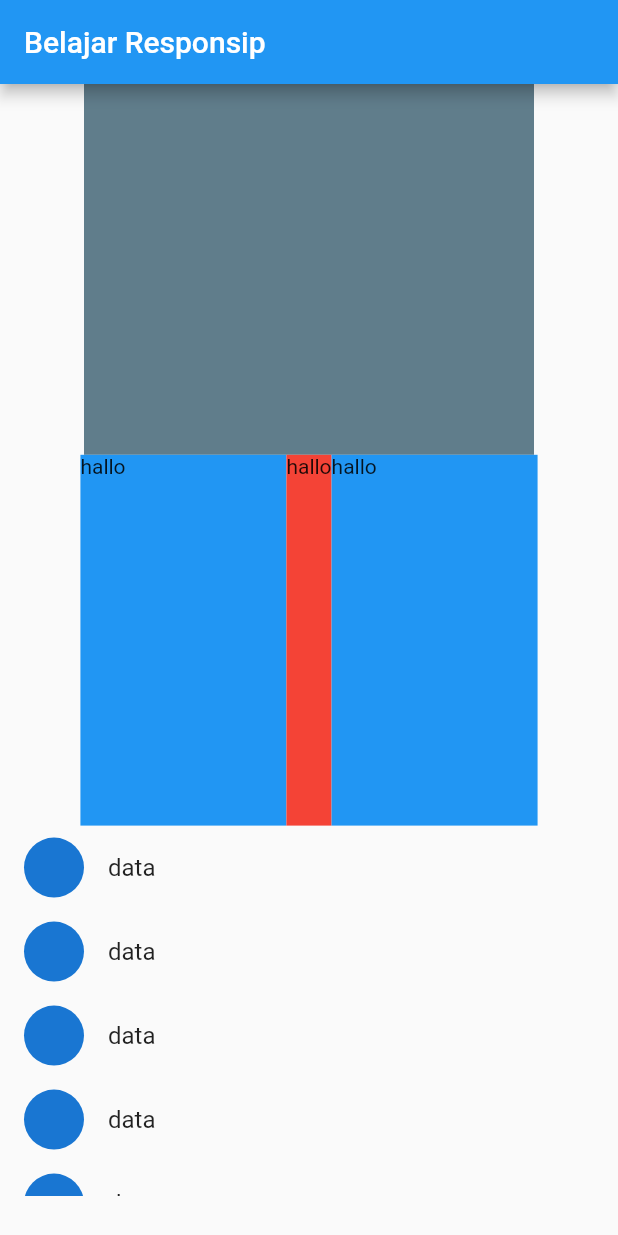
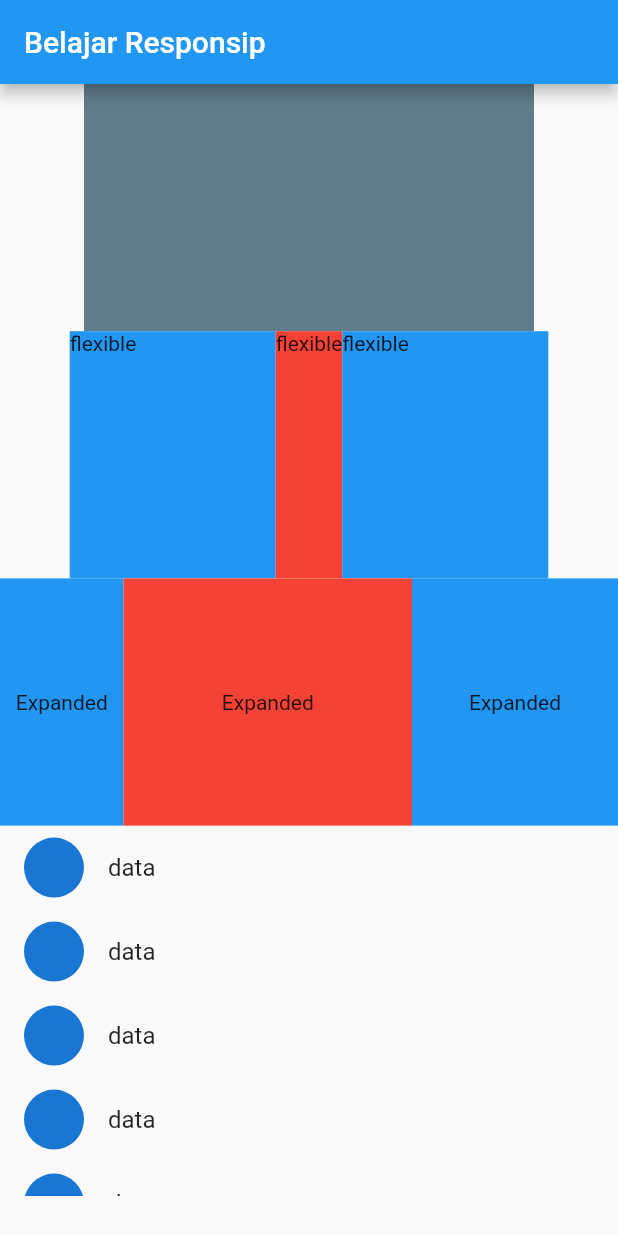
Before and after one commit to Adiaksa31/tugas_Responsive, a Flutter app: the screen it shows after launch, on a phone screen of 412 x 824 dp. Run offline on Flutter 3.47's test engine with Material 2 defaults, Android fonts, the light colour scheme and no system bars.

Commit message:
Mencoba menggunakan expanded pada apk

```diff
--- a/lib/main.dart
+++ b/lib/main.dart
@@ -65,28 +65,55 @@
                         Flexible(
                           fit: FlexFit.tight,
                           child: Container(
-                              height: MediaQueryHeight * 0.3,
+                              height: MediaQueryHeight * 0.2,
                               color: Colors.blue,
                               child: Text("hallo ")),
                         ),
                         Flexible(
                           fit: FlexFit.loose,
                           child: Container(
-                              height: MediaQueryHeight * 0.3,
+                              height: MediaQueryHeight * 0.2,
                               color: Colors.red,
                               child: Text("hallo")),
                         ),
                         Flexible(
                           fit: FlexFit.tight,
                           child: Container(
-                              height: MediaQueryHeight * 0.3,
+                              height: MediaQueryHeight * 0.2,
                               color: Colors.blue,
                               child: Text("hallo")),
                         )
                       ],
                     )),
                     Container(
-                      height: MediaQueryHeight * 0.3,
+                        child: Row(
+                      mainAxisAlignment: MainAxisAlignment.center,
+                      children: [
+                        Expanded(
+                          flex: 3,
+                          child: Container(
+                              height: MediaQueryHeight * 0.2,
+                              color: Colors.blue,
+                              child: Center(child: Text("Expanded"))),
+                        ),
+                        Expanded(
+                          flex: 7,
+                          child: Container(
+                              height: MediaQueryHeight * 0.2,
+                              color: Colors.red,
+                              child: Center(child: Text("Expanded"))),
+                        ),
+                        Expanded(
+                          flex: 5,
+                          child: Container(
+                              height: MediaQueryHeight * 0.2,
+                              color: Colors.blue,
+                              child: Center(child: Text("Expanded"))),
+                        )
+                      ],
+                    )),
+                    Container(
+                      height: MediaQueryHeight * 0.2,
                       child: GridView.builder(
                         gridDelegate: SliverGridDelegateWithFixedCrossAxisCount(
                             crossAxisCount: 5),
@@ -104,7 +131,7 @@
               : Column(
                   children: [
                     Container(
-                      height: MediaQueryHeight * 0.3,
+                      height: MediaQueryHeight * 0.2,
                       width: 300,
                       color: Colors.blueGrey,
                     ),
@@ -115,23 +142,50 @@
                         Flexible(
                           fit: FlexFit.tight,
                           child: Container(
-                              height: MediaQueryHeight * 0.3,
+                              height: MediaQueryHeight * 0.2,
                               color: Colors.blue,
-                              child: Text("hallo ")),
+                              child: Text("flexible")),
                         ),
                         Flexible(
                           fit: FlexFit.loose,
                           child: Container(
-                              height: MediaQueryHeight * 0.3,
+                              height: MediaQueryHeight * 0.2,
                               color: Colors.red,
-                              child: Text("hallo")),
+                              child: Text("flexible")),
                         ),
                         Flexible(
                           fit: FlexFit.tight,
                           child: Container(
-                              height: MediaQueryHeight * 0.3,
+                              height: MediaQueryHeight * 0.2,
                               color: Colors.blue,
-                              child: Text("hallo")),
+                              child: Text("flexible")),
+                        )
+                      ],
+                    )),
+                    Container(
+                        child: Row(
+                      mainAxisAlignment: MainAxisAlignment.center,
+                      children: [
+                        Expanded(
+                          flex: 3,
+                          child: Container(
+                              height: MediaQueryHeight * 0.2,
+                              color: Colors.blue,
+                              child: Center(child: Text("Expanded"))),
+                        ),
+                        Expanded(
+                          flex: 7,
+                          child: Container(
+                              height: MediaQueryHeight * 0.2,
+                              color: Colors.red,
+                              child: Center(child: Text("Expanded"))),
+                        ),
+                        Expanded(
+                          flex: 5,
+                          child: Container(
+                              height: MediaQueryHeight * 0.2,
+                              color: Colors.blue,
+                              child: Center(child: Text("Expanded"))),
                         )
                       ],
                     )),
```
